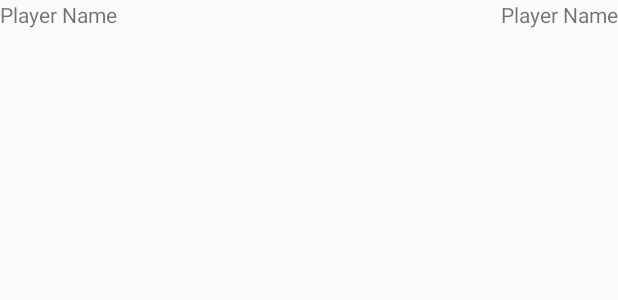
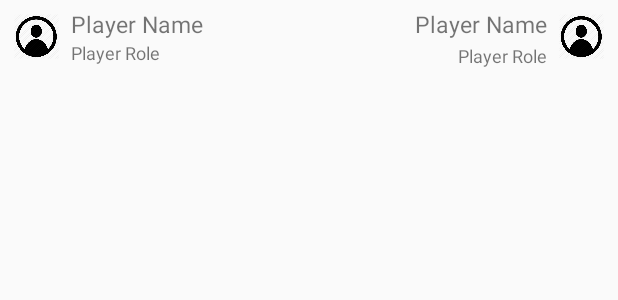
Before and after one commit to ArneCaris/eSports-Calendar, an Android app: the layout match_details_row.xml on its own in the app's theme, with its tools: preview values and no code run, on a phone screen of 412 x 824 dp. Shown: the top 300 px of the screen. Run offline under Robolectric (Android 15) with nearby library versions, the phone set to English and light mode, and no system bars.

Commit message:
Match Detail: Player role & avatar display

```diff
--- a/app/build.gradle
+++ b/app/build.gradle
@@ -47,6 +47,7 @@ android {
         implementation 'com.google.code.gson:gson:2.8.5'
         // Picasso
         implementation 'com.squareup.picasso:picasso:2.71828'
+        implementation 'jp.wasabeef:picasso-transformations:2.1.0'
 
     }
 }
--- a/app/src/main/java/calendar/esports/MatchActivity.java
+++ b/app/src/main/java/calendar/esports/MatchActivity.java
@@ -50,7 +50,7 @@ public class MatchActivity extends AppCompatActivity {
 
     private void fetchJSON(){
         String game = getIntent().getStringExtra("game").toString();
-        String url  = "https://api.pandascore.co/" + game + "/matches?token=9BPCErZhuBjMWp1vTRopSF3XIbkoHVjJv9Ry1fAwf6mtyVU6564";
+        String url  = "https://api.pandascore.co/" + game + "/matches/upcoming?token=9BPCErZhuBjMWp1vTRopSF3XIbkoHVjJv9Ry1fAwf6mtyVU6564";
         Request request = new Request.Builder().url(url).build();
         OkHttpClient client = new OkHttpClient();
 
--- a/app/src/main/java/calendar/esports/MatchDetails.java
+++ b/app/src/main/java/calendar/esports/MatchDetails.java
@@ -71,6 +71,7 @@ public class MatchDetails extends AppCompatActivity {
     private void initMatchDetailRecylerView(Team team1, Team team2){
         RecyclerView recyclerView = findViewById(R.id.recyclerView2);
         recyclerView.setLayoutManager(new LinearLayoutManager(this));
+        recyclerView.setNestedScrollingEnabled(false);
         MatchDetailsAdapter adapter      = new MatchDetailsAdapter(this, team1, team2);
         recyclerView.setAdapter(adapter);
     }
--- a/app/src/main/res/layout/match_details_row.xml
+++ b/app/src/main/res/layout/match_details_row.xml
@@ -10,12 +10,31 @@
     <RelativeLayout
         android:layout_height="wrap_content"
         android:layout_width="wrap_content"
+        android:layout_margin="5dp"
         android:id="@+id/playerTeam1">
+        <ImageView
+            android:layout_height="30dp"
+            android:layout_width="30dp"
+            android:id="@+id/playerImg1"
+            android:layout_margin="4dp"
+            android:src="@drawable/player_avatar"/>
+        <TextView
+            android:layout_toEndOf="@+id/playerImg1"
+            android:layout_height="wrap_content"
+            android:layout_width="wrap_content"
+            android:id="@+id/playerName1"
+            android:text="Player Name"
+            android:layout_marginStart="4dp"
+            android:textSize="15dp"/>
         <TextView
             android:layout_height="wrap_content"
             android:layout_width="wrap_content"
-            android:id="@+id/player1"
-            android:text="Player Name"/>
+            android:layout_below="@id/playerName1"
+            android:layout_toEndOf="@id/playerImg1"
+            android:id="@+id/playerRole1"
+            android:text="Player Role"
+            android:layout_marginStart="4dp"
+            android:textSize="12dp"/>
 
     </RelativeLayout>
 
@@ -23,13 +42,38 @@
         android:layout_height="wrap_content"
         android:layout_width="wrap_content"
         android:id="@+id/playerTeam2"
+        android:layout_margin="5dp"
         android:layout_alignParentEnd="true">
+
+        <ImageView
+            android:id="@id/playerImg2"
+            android:layout_width="30dp"
+            android:layout_height="30dp"
+            android:layout_marginStart="4dp"
+            android:layout_marginTop="4dp"
+            android:layout_marginEnd="4dp"
+            android:layout_marginBottom="4dp"
+            android:layout_toEndOf="@id/playerName2"
+            android:scaleType="fitCenter"
+            android:src="@drawable/player_avatar" />
         <TextView
             android:layout_height="wrap_content"
             android:layout_width="wrap_content"
-            android:id="@+id/player2"
-            android:text="Player Name"/>
+            android:id="@+id/playerName2"
+            android:text="Player Name"
+            android:layout_marginEnd="4dp"
+            android:textSize="15dp"/>
 
+        <TextView
+            android:id="@id/playerRole2"
+            android:layout_width="wrap_content"
+            android:layout_height="wrap_content"
+            android:layout_below="@id/playerName2"
+            android:layout_marginEnd="4dp"
+            android:layout_marginTop="2dp"
+            android:layout_toStartOf="@id/playerImg2"
+            android:text="Player Role"
+            android:textSize="12dp" />
     </RelativeLayout>
 
 </RelativeLayout>
--- a/app/src/main/res/values/ids.xml
+++ b/app/src/main/res/values/ids.xml
@@ -3,4 +3,6 @@
     <item name="time_group" type="id" />
     <item name="textView_match_month" type="id" />
     <item name="textView_match_date" type="id" />
+    <item name="playerRole2" type="id" />
+    <item name="playerImg2" type="id" />
 </resources>
```
Also changed, not shown: app/src/main/java/calendar/esports/MatchDetailsAdapter.java (+30 -7 lines), app/src/main/res/drawable/player_avatar.png (added), 2 other files.
